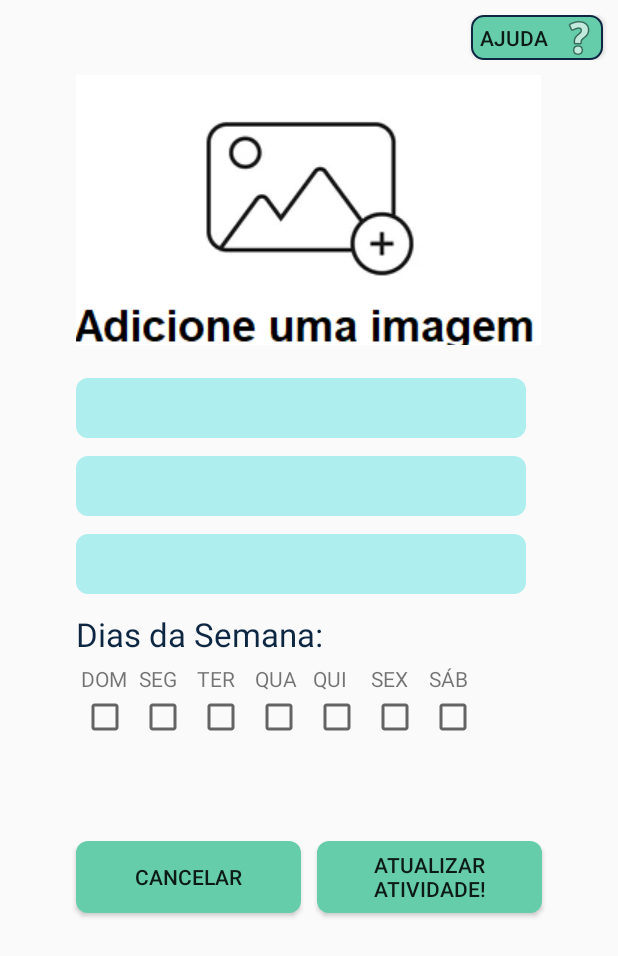
After one commit to amandabriena/minhaRotina, an Android app: the EditarAtividadeActivity screen opened directly, with no data from a screen before it, on a phone screen of 412 x 824 dp. The commit adds this screen. Shown: the top 956 px of the screen. Run offline under Robolectric (Android 15) with nearby library versions, the phone set to English and light mode, and no system bars; our stand-ins replace Picasso; 11 statements that could not run were skipped.

Commit message:
visualização da tela de editar atividade

```diff
--- a/app/src/main/AndroidManifest.xml
+++ b/app/src/main/AndroidManifest.xml
@@ -14,8 +14,10 @@
         android:roundIcon="@mipmap/ic_launcher_round"
         android:supportsRtl="true"
         android:theme="@style/AppTheme">
-        <activity android:name=".controller.PopupDeletarAtividadeActivity"
-            android:theme="@style/AppTheme.CustomTheme"/>
+        <activity android:name=".controller.EditarAtividadeActivity" />
+        <activity
+            android:name=".controller.PopupDeletarAtividadeActivity"
+            android:theme="@style/AppTheme.CustomTheme" />
         <activity android:name=".controller.PassosActivity" />
         <activity android:name=".controller.PassoAPassoActivity" />
         <activity android:name=".controller.CadastrarAtividadesInicialActivity" />
--- a/app/src/main/java/com/example/meuprojeto/controller/AtividadeActivity.java
+++ b/app/src/main/java/com/example/meuprojeto/controller/AtividadeActivity.java
@@ -57,6 +57,7 @@ public class AtividadeActivity extends AppCompatActivity {
         btIniciar = (Button) findViewById(R.id.btIniciar);
 
         Log.e("passos size", listaPassos.size()+"");
+
         String textoCompleto = "Olá! São "+atividade.getHorario()+", hora de '"+atividade.getNomeAtividade()+"'";
         texto.setText(textoCompleto);
         Picasso.get().load(atividade.getImagemURL()).into(imagem);
--- a/app/src/main/java/com/example/meuprojeto/controller/CadastrarAtividade.java
+++ b/app/src/main/java/com/example/meuprojeto/controller/CadastrarAtividade.java
@@ -59,7 +59,7 @@ public class CadastrarAtividade extends AppCompatActivity {
     @Override
     protected void onCreate(Bundle savedInstanceState) {
         super.onCreate(savedInstanceState);
-        setContentView(R.layout.cadastrar_atividade);
+        setContentView(R.layout.activity_cadastrar_atividade);
 
         //Atrelando variáveis as views
         nome_atv = (EditText) findViewById(R.id.nome_atividade);
@@ -74,7 +74,6 @@ public class CadastrarAtividade extends AppCompatActivity {
 
 
         //Adicionando máscara de horário:
-        //horario.addTextChangedListener(MaskEditUtil.mask(horario, MaskEditUtil.FORMAT_HOUR));
         horario.setOnClickListener(new View.OnClickListener() {
             @Override
             public void onClick(View v) {
--- /dev/null
+++ b/app/src/main/java/com/example/meuprojeto/controller/EditarAtividadeActivity.java
@@ -0,0 +1,176 @@
+package com.example.meuprojeto.controller;
+
+import androidx.annotation.Nullable;
+import androidx.appcompat.app.AppCompatActivity;
+
+import android.app.TimePickerDialog;
+import android.content.Intent;
+import android.graphics.Bitmap;
+import android.graphics.drawable.BitmapDrawable;
+import android.net.Uri;
+import android.os.Bundle;
+import android.provider.MediaStore;
+import android.view.View;
+import android.widget.CheckBox;
+import android.widget.EditText;
+import android.widget.ImageButton;
+import android.widget.ImageView;
+import android.widget.TimePicker;
+import android.widget.Toast;
+
+import com.example.meuprojeto.R;
+import com.example.meuprojeto.model.Atividade;
+import com.squareup.picasso.Picasso;
+
+import java.io.ByteArrayOutputStream;
+import java.io.IOException;
+import java.text.SimpleDateFormat;
+import java.util.ArrayList;
+import java.util.Calendar;
+
+public class EditarAtividadeActivity extends AppCompatActivity {
+    String id;
+    Atividade atividade;
+    private ArrayList<String> listaDiasSemana = new ArrayList<>();
+    EditText nome_atv, horario, musica;
+    ImageButton btUploadImg;
+    ImageView imagemAtividade;
+    private Uri filePath;
+    private byte[] dataIMG;
+
+    @Override
+    protected void onCreate(Bundle savedInstanceState) {
+        super.onCreate(savedInstanceState);
+        setContentView(R.layout.activity_editar_atividade);
+
+        nome_atv = (EditText) findViewById(R.id.nome_atividade);
+        horario = (EditText) findViewById(R.id.horario);
+        musica = (EditText) findViewById(R.id.musica);
+        btUploadImg = (ImageButton) findViewById(R.id.btUploadImg);
+        imagemAtividade = (ImageView) findViewById(R.id.imgIcon);
+
+        id = getIntent().getStringExtra("idAtividade");
+        atividade = getIntent().getParcelableExtra("atividade");
+
+        //Setando as informações da atividade:
+        Picasso.get().load(atividade.getImagemURL()).into(imagemAtividade);
+        nome_atv.setHint(atividade.getNomeAtividade());
+        horario.setHint(atividade.getHorario());
+        musica.setHint(atividade.getMusica());
+        setarDias();
+
+        horario.setOnClickListener(new View.OnClickListener() {
+            @Override
+            public void onClick(View v) {
+                showTimeDialog(horario);
+            }
+        });
+        btUploadImg.setOnClickListener(new View.OnClickListener() {
+            @Override
+            public void onClick(View v) {
+                selecionarImagem();
+            }
+        });
+
+    }
+    private void showTimeDialog(final EditText horario){
+        final Calendar c = Calendar.getInstance();
+        TimePickerDialog.OnTimeSetListener timeSetListener = new TimePickerDialog.OnTimeSetListener(){
+            @Override
+            public void onTimeSet(TimePicker view, int hourOfDay, int minute) {
+                c.set(Calendar.HOUR_OF_DAY, hourOfDay);
+                c.set(Calendar.MINUTE, minute);
+                SimpleDateFormat simpleDateFormat = new SimpleDateFormat("HH:mm");
+                horario.setText(simpleDateFormat.format(c.getTime()));
+            }
+        };
+        new TimePickerDialog(EditarAtividadeActivity.this, timeSetListener,
+                c.get(Calendar.HOUR_OF_DAY), c.get(Calendar.MINUTE),true).show();
+    }
+
+    private void selecionarImagem(){
+        Intent intent = new Intent(Intent.ACTION_PICK);
+        intent.setType("image/*");
+        startActivityForResult(intent, 0);
+    }
+    @Override
+    protected void onActivityResult(int requestCode, int resultCode, @Nullable Intent data) {
+        super.onActivityResult(requestCode, resultCode, data);
+        if(requestCode == 0 && resultCode == RESULT_OK && data!=null && data.getData() !=null){
+            filePath = data.getData();
+            try{
+                Bitmap bitmap = MediaStore.Images.Media.getBitmap(getContentResolver(),filePath);
+                //Comprimindo o tamanho da imagem:
+                ByteArrayOutputStream baos = new ByteArrayOutputStream();
+                bitmap.compress(Bitmap.CompressFormat.JPEG, 25, baos);
+                dataIMG = baos.toByteArray();
+
+                imagemAtividade.setImageDrawable(new BitmapDrawable(bitmap));
+                btUploadImg.setAlpha(0);
+            }catch (IOException e){
+                Toast.makeText(this,"Erro ao selecionar imagem! "+e, Toast.LENGTH_SHORT);
+            }
+        }
+    }
+    public void setarDias(){
+        CheckBox checkBox = (CheckBox) findViewById(R.id.checkbox_dom);
+        if( atividade.getDias_semana().contains("Dom")){
+            checkBox.setChecked(true);
+        }
+        checkBox = (CheckBox) findViewById(R.id.checkbox_seg);
+        if( atividade.getDias_semana().contains("Seg")){
+            checkBox.setChecked(true);
+        }
+        checkBox = (CheckBox) findViewById(R.id.checkbox_ter);
+        if( atividade.getDias_semana().contains("Ter")){
+            checkBox.setChecked(true);
+        }
+        checkBox = (CheckBox) findViewById(R.id.checkbox_qua);
+        if( atividade.getDias_semana().contains("Qua")){
+            checkBox.setChecked(true);
+        }
+        checkBox = (CheckBox) findViewById(R.id.checkbox_qui);
+        if( atividade.getDias_semana().contains("Qui")){
+            checkBox.setChecked(true);
+        }
+        checkBox = (CheckBox) findViewById(R.id.checkbox_sex);
+        if( atividade.getDias_semana().contains("Sex")){
+            checkBox.setChecked(true);
+        }
+        checkBox = (CheckBox) findViewById(R.id.checkbox_sab);
+        if( atividade.getDias_semana().contains("Sab")){
+            checkBox.setChecked(true);
+        }
+    }
+
+    public void diasMarcados() {
+        CheckBox checkBox = (CheckBox) findViewById(R.id.checkbox_dom);
+        if( checkBox.isChecked()){
+            listaDiasSemana.add("Dom");
+        }
+        checkBox = (CheckBox) findViewById(R.id.checkbox_seg);
+        if( checkBox.isChecked()){
+            listaDiasSemana.add("Seg");
+        }
+        checkBox = (CheckBox) findViewById(R.id.checkbox_ter);
+        if( checkBox.isChecked()){
+            listaDiasSemana.add("Ter");
+        }
+        checkBox = (CheckBox) findViewById(R.id.checkbox_qua);
+        if( checkBox.isChecked()){
+            listaDiasSemana.add("Qua");
+        }
+        checkBox = (CheckBox) findViewById(R.id.checkbox_qui);
+        if( checkBox.isChecked()){
+            listaDiasSemana.add("Qui");
+        }
+        checkBox = (CheckBox) findViewById(R.id.checkbox_sex);
+        if( checkBox.isChecked()){
+            listaDiasSemana.add("Sex");
+        }
+        checkBox = (CheckBox) findViewById(R.id.checkbox_sab);
+        if( checkBox.isChecked()){
+            listaDiasSemana.add("Sab");
+        }
+    }
+}
--- /dev/null
+++ b/app/src/main/res/layout/activity_editar_atividade.xml
@@ -0,0 +1,258 @@
+<?xml version="1.0" encoding="utf-8"?>
+<androidx.constraintlayout.widget.ConstraintLayout xmlns:android="http://schemas.android.com/apk/res/android"
+    xmlns:app="http://schemas.android.com/apk/res-auto"
+    xmlns:tools="http://schemas.android.com/tools"
+    android:layout_width="match_parent"
+    android:layout_height="match_parent"
+    tools:context=".controller.EditarAtividadeActivity">
+    <RelativeLayout
+        android:id="@+id/responsive"
+        android:layout_width="match_parent"
+        android:layout_height="wrap_content"
+        app:layout_constraintStart_toStartOf="parent"
+        app:layout_constraintTop_toTopOf="parent"
+        app:layout_constraintVertical_weight="2"
+        android:layout_marginTop="10dp">
+        <Button
+            android:id="@+id/btAjuda"
+            android:layout_width="wrap_content"
+            android:layout_height="30dp"
+            android:layout_alignParentStart="false"
+            android:layout_alignParentEnd="true"
+            android:layout_marginEnd="10dp"
+            android:background="@drawable/button_round_border"
+            android:drawableRight="@android:drawable/ic_menu_help"
+            android:text="@string/btAjuda" />
+    </RelativeLayout>
+    <ScrollView
+        android:id="@+id/scrollForm"
+        android:layout_width="match_parent"
+        android:layout_height="500dp"
+        android:layout_gravity="center_horizontal"
+        android:orientation="vertical"
+        app:layout_constraintTop_toBottomOf="@+id/responsive"
+        app:layout_constraintVertical_weight="3">
+        <RelativeLayout
+            android:layout_width="wrap_content"
+            android:layout_height="wrap_content"
+            android:layout_gravity="center_horizontal"
+            >
+            <ImageButton
+                android:id="@+id/btUploadImg"
+                android:layout_width="310dp"
+                android:layout_height="180dp"
+                app:srcCompat="@drawable/add_img"
+                android:layout_margin="10dp"/>
+            <ImageView
+                android:id="@+id/imgIcon"
+                android:layout_width="310dp"
+                android:layout_height="180dp"
+                android:layout_margin="10dp"
+                android:scaleType="centerCrop"
+                />
+
+        <LinearLayout
+            android:id="@+id/form"
+            android:layout_below="@+id/imgIcon"
+            android:layout_width="310dp"
+            android:layout_height="wrap_content"
+            android:layout_centerHorizontal="true"
+            android:orientation="vertical"
+            >
+            <EditText
+                android:id="@+id/nome_atividade"
+                android:layout_width="@dimen/width_edit"
+                android:layout_height="@dimen/height_edit"
+                android:layout_marginTop="@dimen/margin_top_editar"
+                android:background="@drawable/edit_round" />
+
+            <EditText
+                android:id="@+id/horario"
+                android:layout_width="@dimen/width_edit"
+                android:layout_height="@dimen/height_edit"
+                android:layout_marginTop="@dimen/margin_top_editar"
+                android:background="@drawable/edit_round"
+                android:focusableInTouchMode="false"/>
+
+            <EditText
+                android:id="@+id/musica"
+                android:layout_width="@dimen/width_edit"
+                android:layout_height="@dimen/height_edit"
+                android:layout_marginTop="@dimen/margin_top_editar"
+                android:background="@drawable/edit_round" />
+
+            <TextView
+                android:id="@+id/tdias"
+                android:layout_width="wrap_content"
+                android:layout_height="26dp"
+                android:text="@string/dias_semana"
+                android:layout_marginTop="@dimen/margin_top_editar"
+                android:textAppearance="@style/label"
+                android:layout_gravity="left"/>
+            <LinearLayout
+                android:layout_width="300dp"
+                android:layout_height="wrap_content"
+                android:orientation="horizontal"
+                android:layout_marginTop="5dp">
+
+                <RelativeLayout
+                    android:layout_width="wrap_content"
+                    android:layout_height="wrap_content"
+                    android:padding="3dp">
+                    <TextView
+                        android:id="@+id/dom"
+                        android:layout_width="wrap_content"
+                        android:layout_height="wrap_content"
+                        android:text="@string/dom"
+                        />
+                    <CheckBox
+                        android:id="@+id/checkbox_dom"
+                        android:layout_width="wrap_content"
+                        android:layout_height="wrap_content"
+                        android:layout_below="@+id/dom"
+                        />
+                </RelativeLayout>
+                <RelativeLayout
+                    android:layout_width="wrap_content"
+                    android:layout_height="wrap_content"
+                    android:padding="3dp">
+                    <TextView
+                        android:id="@+id/seg"
+                        android:layout_width="wrap_content"
+                        android:layout_height="wrap_content"
+                        android:text="@string/seg"
+                        />
+                    <CheckBox
+                        android:id="@+id/checkbox_seg"
+                        android:layout_width="wrap_content"
+                        android:layout_height="wrap_content"
+                        android:layout_below="@+id/seg"
+                        />
+                </RelativeLayout>
+                <RelativeLayout
+                    android:layout_width="wrap_content"
+                    android:layout_height="wrap_content"
+                    android:padding="3dp">
+                    <TextView
+                        android:id="@+id/ter"
+                        android:layout_width="wrap_content"
+                        android:layout_height="wrap_content"
+                        android:text="@string/ter"
+                        />
+                    <CheckBox
+                        android:id="@+id/checkbox_ter"
+                        android:layout_width="wrap_content"
+                        android:layout_height="wrap_content"
+                        android:layout_below="@+id/ter"
+                        />
+                </RelativeLayout>
+                <RelativeLayout
+                    android:layout_width="wrap_content"
+                    android:layout_height="wrap_content"
+                    android:padding="3dp">
+                    <TextView
+                        android:id="@+id/qua"
+                        android:layout_width="wrap_content"
+                        android:layout_height="wrap_content"
+                        android:text="@string/qua"
+                        />
+                    <CheckBox
+                        android:id="@+id/checkbox_qua"
+                        android:layout_width="wrap_content"
+                        android:layout_height="wrap_content"
+                        android:layout_below="@+id/qua"
+                        />
+                </RelativeLayout>
+                <RelativeLayout
+                    android:layout_width="wrap_content"
+                    android:layout_height="wrap_content"
+                    android:padding="3dp">
+                    <TextView
+                        android:id="@+id/qui"
+                        android:layout_width="wrap_content"
+                        android:layout_height="wrap_content"
+                        android:text="@string/qui"
+                        />
+                    <CheckBox
+                        android:id="@+id/checkbox_qui"
+                        android:layout_width="wrap_content"
+                        android:layout_height="wrap_content"
+                        android:layout_below="@+id/qui"
+                        />
+                </RelativeLayout>
+                <RelativeLayout
+                    android:layout_width="wrap_content"
+                    android:layout_height="wrap_content"
+                    android:padding="3dp">
+                    <TextView
+                        android:id="@+id/sex"
+                        android:layout_width="wrap_content"
+                        android:layout_height="wrap_content"
+                        android:text="@string/sex"
+                        />
+                    <CheckBox
+                        android:id="@+id/checkbox_sex"
+                        android:layout_width="wrap_content"
+                        android:layout_height="wrap_content"
+                        android:layout_below="@+id/sex"
+                        />
+                </RelativeLayout>
+                <RelativeLayout
+                    android:layout_width="wrap_content"
+                    android:layout_height="wrap_content"
+                    android:padding="3dp">
+                    <TextView
+                        android:id="@+id/sab"
+                        android:layout_width="wrap_content"
+                        android:layout_height="wrap_content"
+                        android:text="@string/sab"
+                        />
+                    <CheckBox
+                        android:id="@+id/checkbox_sab"
+                        android:layout_width="wrap_content"
+                        android:layout_height="wrap_content"
+                        android:layout_below="@+id/sab"
+                        />
+                </RelativeLayout>
+
+            </LinearLayout>
+            <androidx.recyclerview.widget.RecyclerView
+                android:id="@+id/recyclerView"
+                android:background="@android:color/white"
+                android:layout_width="match_parent"
+                android:layout_height="match_parent"
+                tools:listitem="@layout/recyclerview_adapter_layout"/>
+        </LinearLayout>
+        </RelativeLayout>
+    </ScrollView>
+
+    <LinearLayout
+        android:layout_width="match_parent"
+        android:layout_height="wrap_content"
+        app:layout_constraintTop_toBottomOf="@+id/scrollForm"
+        android:orientation="horizontal"
+        android:gravity="center_horizontal"
+        android:layout_margin="15dp"
+        app:layout_constraintVertical_weight="1">
+        <Button
+            android:id="@+id/btCancelar"
+            android:layout_width="150dp"
+            android:layout_height="wrap_content"
+            android:layout_marginTop="15dp"
+            android:layout_gravity="center"
+            android:background="@drawable/button_round"
+            android:layout_margin="5dp"
+            android:text="@string/btCancelar" />
+        <Button
+            android:id="@+id/btAtualizar"
+            android:layout_width="150dp"
+            android:layout_height="wrap_content"
+            android:layout_marginTop="15dp"
+            android:layout_gravity="center"
+            android:background="@drawable/button_round"
+            android:layout_margin="5dp"
+            android:text="@string/btAtualizar"/>
+
+    </LinearLayout>
+
+</androidx.constraintlayout.widget.ConstraintLayout>
--- a/app/src/main/res/values/dimens.xml
+++ b/app/src/main/res/values/dimens.xml
@@ -1,6 +1,7 @@
 <?xml version="1.0" encoding="utf-8"?>
 <resources>
     <dimen name="margin_top_cadastro">8dp</dimen>
+    <dimen name="margin_top_editar">12dp</dimen>
     <dimen name="width_edit">300dp</dimen>
     <dimen name="height_edit">40dp</dimen>
     <dimen name="margin_bts_dashboard">8dp</dimen>
--- a/app/src/main/res/values/strings.xml
+++ b/app/src/main/res/values/strings.xml
@@ -95,4 +95,7 @@
     <string name="deletar">Deseja realmente excluir esta atividade da rotina?</string>
     <string name="btCancelar">Cancelar</string>
     <string name="btExcluir">Excluir</string>
+
+    //Página de edição de atividade
+    <string name="btAtualizar">Atualizar Atividade!</string>
 </resources>
```
Also changed, not shown: app/src/main/java/com/example/meuprojeto/controller/GerAtividadesActivity.java (+7 -1 lines), app/src/main/res/layout/activity_cadastrar_atividade.xml (renamed from app/src/main/res/layout/cadastrar_atividade.xml, +64 -44 lines).
